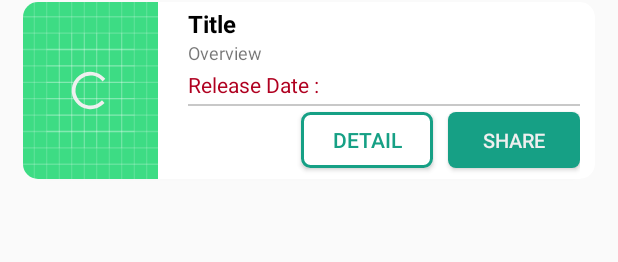
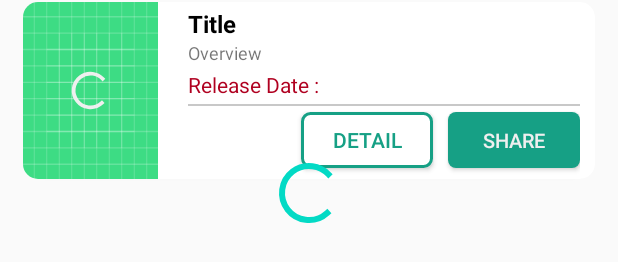
Before and after one commit to irwan75/catalogue_movie, an Android app: the layout fragment_favourite.xml on its own in the app's theme, with its tools: preview values and no code run, on a phone screen of 412 x 824 dp. Shown: the part 425-687 px from the top of the screen. Run offline under Robolectric (Android 15) with nearby library versions, the phone set to English and light mode, and no system bars.

Commit message:
four Changes

```diff
--- a/app/build.gradle
+++ b/app/build.gradle
@@ -6,7 +6,7 @@ android {
 
     defaultConfig {
         applicationId "com.example.moviecatalogue"
-        minSdkVersion 23
+        minSdkVersion 26
         targetSdkVersion 29
         versionCode 1
         versionName "1.0"
--- a/app/src/main/java/com/example/moviecatalogue/controller/sliding_adapter.java
+++ b/app/src/main/java/com/example/moviecatalogue/controller/sliding_adapter.java
@@ -24,6 +24,7 @@ public class sliding_adapter extends FragmentPagerAdapter {
     public Fragment getItem(int position) {
         switch (position) {
             case 0:
+
                 return new fragment_now_playing();
             case 1:
                 return new fragment_upcoming();
--- a/app/src/main/java/com/example/moviecatalogue/view/fragment_home.java
+++ b/app/src/main/java/com/example/moviecatalogue/view/fragment_home.java
@@ -32,6 +32,7 @@ public class fragment_home extends Fragment {
 
         mViewPager = view.findViewById(R.id.view_pager_sliding);
 
+        mViewPager.setCurrentItem(0);
         mSliding_adapter = new sliding_adapter(getActivity().getSupportFragmentManager(), mTabLayout.getTabCount());
         mViewPager.setAdapter(mSliding_adapter);
 
--- a/app/src/main/java/com/example/moviecatalogue/view/fragment_now_playing.java
+++ b/app/src/main/java/com/example/moviecatalogue/view/fragment_now_playing.java
@@ -74,7 +74,6 @@ public class fragment_now_playing extends Fragment {
     @Override
     public void onViewCreated(View view, Bundle savedInstanceState) {
         super.onViewCreated(view, savedInstanceState);
-
         progressBar = view.findViewById(R.id.progressBar_circular);
 
         mn = new MainActivity();
@@ -82,13 +81,13 @@ public class fragment_now_playing extends Fragment {
 //        AndroidNetworking.initialize(getContext());
 //        getTotalPages();
 
-        recycleAdapter = new rv_nPlaying_upcoming(getContext());
         mRecyclerView = view.findViewById(R.id.rv_now_playing);
         linearLayoutManager = new LinearLayoutManager(getContext(), LinearLayoutManager.VERTICAL, false);
         mRecyclerView.setLayoutManager(linearLayoutManager);
         mRecyclerView.setHasFixedSize(true);
         mRecyclerView.setItemAnimator(new DefaultItemAnimator());
 
+        recycleAdapter = new rv_nPlaying_upcoming(getContext());
         mRecyclerView.setAdapter(recycleAdapter);
 
         mRecyclerView.addOnScrollListener(new pagination_scroll_listener(linearLayoutManager) {
@@ -138,6 +137,8 @@ public class fragment_now_playing extends Fragment {
 
                 if (currentPage <= TOTAL_PAGES) recycleAdapter.addLoadingFooter();
                 else isLastPage = true;
+
+
             }
 
             @Override
--- a/app/src/main/res/layout/fragment_favourite.xml
+++ b/app/src/main/res/layout/fragment_favourite.xml
@@ -6,6 +6,10 @@
 
     <androidx.swiperefreshlayout.widget.SwipeRefreshLayout
         android:id="@+id/sw_layout"
+        android:layout_width="match_parent"
+        android:layout_height="match_parent">
+
+        <RelativeLayout
             android:layout_width="match_parent"
             android:layout_height="match_parent">
 
@@ -23,7 +27,9 @@
                 android:id="@+id/progressBar_circular"
                 android:layout_width="wrap_content"
                 android:layout_height="wrap_content"
-            android:layout_gravity="center" />
+                android:layout_centerInParent="true"/>
+
+        </RelativeLayout>
 
     </androidx.swiperefreshlayout.widget.SwipeRefreshLayout>
 
```
Also changed, not shown: 2 other files. Lines whose indentation alone changed are shown as unchanged.
